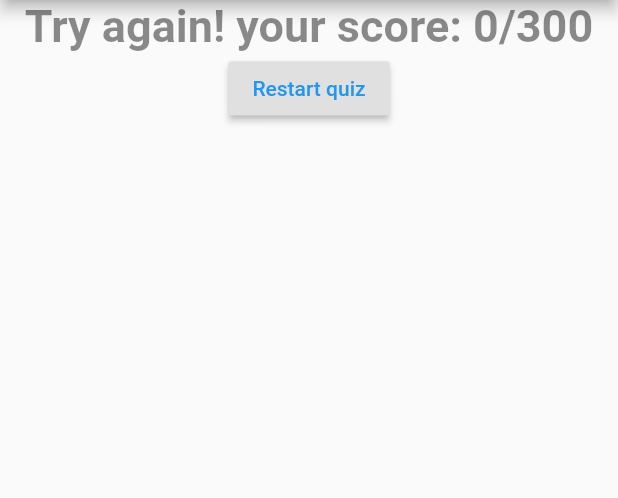
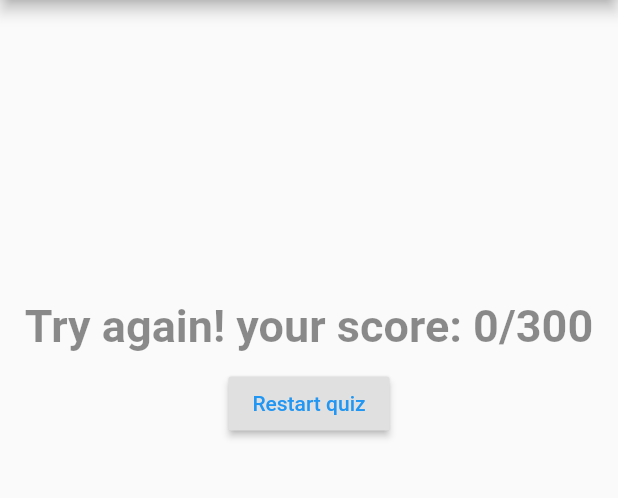
Before and after one commit to jjsebastianfuertes/QuestionApp-Flutter, a Flutter app: the screen it shows after launch, after a tap on "Guayaquil", after a tap on "8 mts", after a tap on "Santa Cruz", on a phone screen of 412 x 824 dp, the part 84-582 px from its top. Run offline on Flutter 3.47's test engine with Material 2 defaults, Android fonts, the phone set to English and light mode, and no system bars.

Commit message:
fix layout

```diff
--- a/flutter_app/lib/quiz.dart
+++ b/flutter_app/lib/quiz.dart
@@ -17,7 +17,10 @@ class Quiz extends StatelessWidget {
   Widget build(BuildContext context) {
     return Column(
       children: <Widget>[
-        Question(questions[questionIndex]['questions']),
+        Padding(
+          padding: const EdgeInsets.only(top: 100.0),
+          child: Question(questions[questionIndex]['questions']),
+        ),
         ...(questions[questionIndex]['anwsers'] as List<Map<String, Object>>).map((anwser) {
           return Answer(() => anwserQuestion(anwser['score']), anwser['text']);
         }).toList()
--- a/flutter_app/lib/result.dart
+++ b/flutter_app/lib/result.dart
@@ -18,10 +18,12 @@ class Result extends StatelessWidget {
 
   @override
   Widget build(BuildContext context) {
-    return Center(
+    return Container(
       child: Column(
         children: <Widget>[
-          Text(
+          Padding(
+            padding: const EdgeInsets.only(top:200.0),
+            child: Text(
               resultPhrase,
               textAlign: TextAlign.center,
               style: TextStyle(
@@ -30,12 +32,16 @@ class Result extends StatelessWidget {
                 color: Colors.black45,
               ),
             ),
-          RaisedButton(
+          ),
+          Padding(
+            padding: const EdgeInsets.all(10.0),
+            child: RaisedButton(
               child: Text(
                 'Restart quiz',
                 style: TextStyle(color: Colors.blue),
               ),
               onPressed: resetHandler,
+            ),
           )
         ],
       ),
```
Lines whose indentation alone changed are shown as unchanged.
